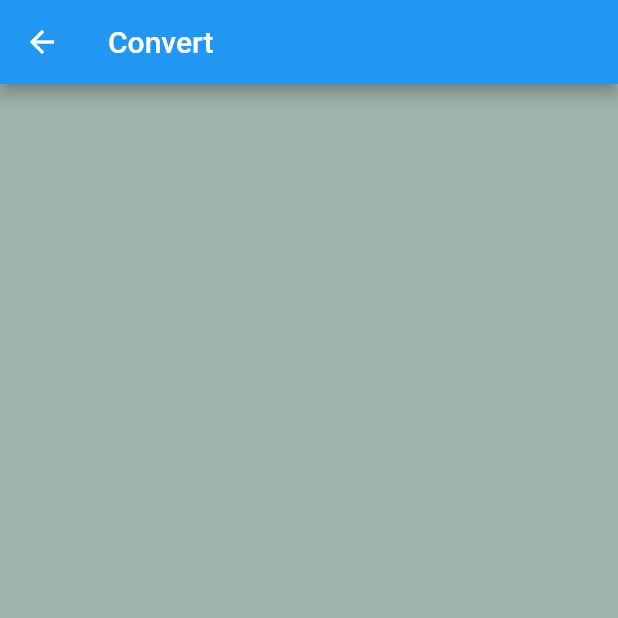
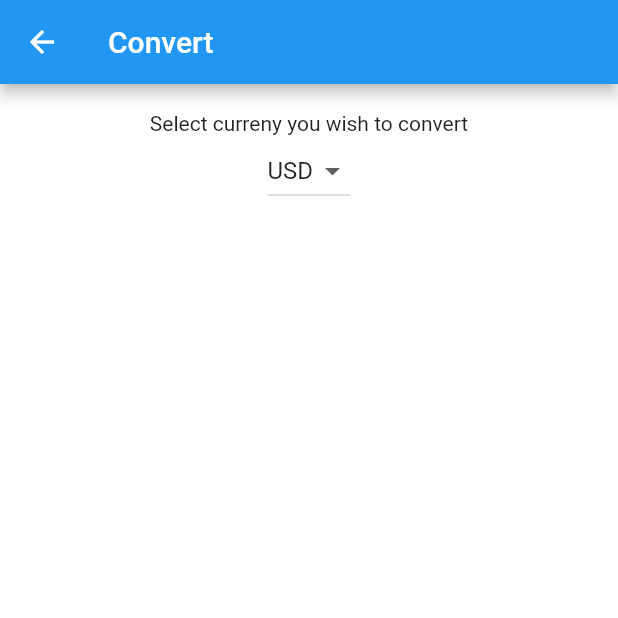
Before and after one commit to Ana-Tran/Currency_Exchange, a Flutter app: the MainScreen screen opened by its route, on a phone screen of 412 x 824 dp, the top half of it. Run offline on Flutter 3.47's test engine with Material 2 defaults, Android fonts, the phone set to English and light mode, and no system bars.

Commit message:
updated main screen
updated UI of main screen
created drop down menu in container
moved custom container widget to new class

```diff
--- /dev/null
+++ b/lib/custom_widgets/custom_container.dart
@@ -0,0 +1,17 @@
+import 'package:flutter/material.dart';
+
+Container buildContainer(DropdownButton dropdownWidget) {
+  return Container(
+    alignment: Alignment.center,
+    padding: const EdgeInsets.all(10.0),
+    height: 100.0,
+    color: Colors.white,
+    child: Column(
+      mainAxisAlignment: MainAxisAlignment.center,
+      children: [
+        const Text('Select curreny you wish to convert'),
+        dropdownWidget,
+      ],
+    ),
+  );
+}
--- a/lib/screens/mainscreen.dart
+++ b/lib/screens/mainscreen.dart
@@ -1,23 +1,47 @@
 import 'package:flutter/material.dart';
+import 'package:currency_exchange/currency_data.dart';
+import 'package:currency_exchange/custom_widgets/custom_container.dart';
 
-class MainScreen extends StatelessWidget {
+class MainScreen extends StatefulWidget {
   const MainScreen({Key? key}) : super(key: key);
   static const id = "main_screen";
 
   @override
+  State<MainScreen> createState() => _MainScreenState();
+}
+
+class _MainScreenState extends State<MainScreen> {
+  String selectedCurrency = 'USD';
+
+  DropdownButton createDropDown() {
+    List<DropdownMenuItem<String>> menuItems = [];
+    for (String currency in currencyList) {
+      var newItems = DropdownMenuItem(child: Text(currency), value: currency);
+      menuItems.add(newItems);
+    }
+    return DropdownButton<String>(
+        value: selectedCurrency,
+        items: menuItems,
+        onChanged: (value) {
+          setState(() {
+            selectedCurrency = value!;
+          });
+        });
+  }
+
+  @override
   Widget build(BuildContext context) {
     return Scaffold(
+      backgroundColor: Colors.white,
       appBar: AppBar(
-        title: Text('Convert'),
+        title: const Text('Convert'),
       ),
-      body: SafeArea(
-        child: Row(
-          children: [
-            Column(
-              children: [],
-            )
-          ],
-        ),
+      body: Column(
+        mainAxisAlignment: MainAxisAlignment.spaceBetween,
+        // crossAxisAlignment: CrossAxisAlignment.center,
+        children: [
+          buildContainer(createDropDown()),
+        ],
       ),
     );
   }
```
